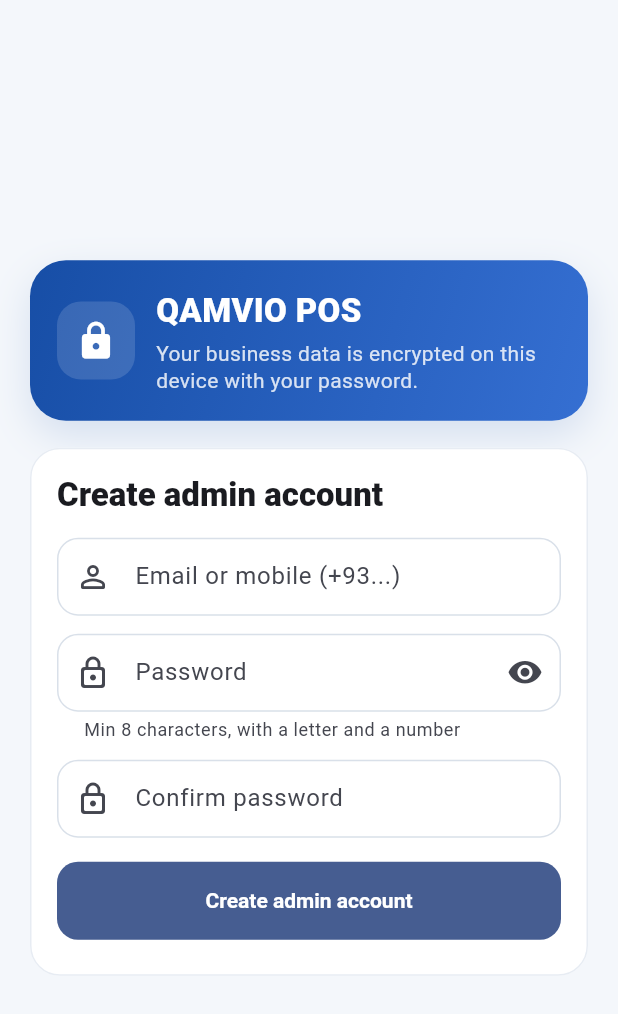
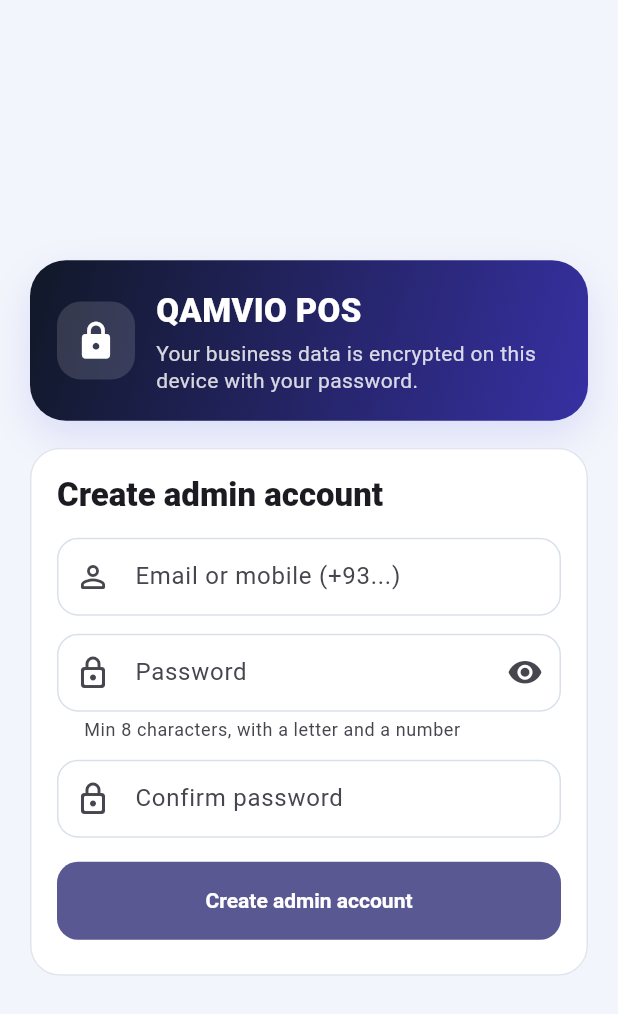
Before and after one commit to faisashahfaisa22-eng/OfflinePOS, a Flutter app: the screen it shows after launch, on a phone screen of 412 x 824 dp. Shown: the top 1014 px of the screen. Run offline on Flutter 3.47's test engine with Material 3 defaults, Android fonts, the light colour scheme and no system bars; our stand-ins replace flutter_secure_storage, shared_preferences, sqflite_sqlcipher, supabase_flutter; missing offline and left inert: cryptography, workmanager; accounts and stored records are empty; statements that could not run were skipped.

Commit message:
Match Flutter palette to v15

```diff
--- a/flutter_app/lib/core/ui/qamvio_ui.dart
+++ b/flutter_app/lib/core/ui/qamvio_ui.dart
@@ -3,11 +3,11 @@
 class QamvioUi {
   QamvioUi._();
 
-  static const brand=Color(0xFF174EA6);
-  static const brandDark=Color(0xFF0F3474);
-  static const success=Color(0xFF17795B);
-  static const warning=Color(0xFFB56A00);
-  static const danger=Color(0xFFB3261E);
+  static const brand=Color(0xFF4F46E5);
+  static const brandDark=Color(0xFF3730A3);
+  static const success=Color(0xFF0D9488);
+  static const warning=Color(0xFFD97706);
+  static const danger=Color(0xFFDC2626);
 
   static const pagePadding=EdgeInsets.fromLTRB(16,12,16,96);
 
@@ -20,12 +20,12 @@
     final scheme=ColorScheme.fromSeed(
       seedColor:brand,
       brightness:Brightness.light,
-      surface:const Color(0xFFF8FAFD),
+      surface:const Color(0xFFFFFFFF),
     );
     return ThemeData(
       useMaterial3:true,
       colorScheme:scheme,
-      scaffoldBackgroundColor:const Color(0xFFF4F7FB),
+      scaffoldBackgroundColor:const Color(0xFFF2F5FB),
       appBarTheme:const AppBarTheme(
         centerTitle:false,
         elevation:0,
@@ -33,7 +33,7 @@
         backgroundColor:Colors.transparent,
         surfaceTintColor:Colors.transparent,
         titleTextStyle:TextStyle(
-          color:Color(0xFF182230),
+          color:Color(0xFF1E2433),
           fontSize:22,
           fontWeight:FontWeight.w800,
         ),
@@ -45,7 +45,7 @@
         surfaceTintColor:Colors.transparent,
         shape:RoundedRectangleBorder(
           borderRadius:BorderRadius.circular(20),
-          side:const BorderSide(color:Color(0xFFE7ECF3)),
+          side:const BorderSide(color:Color(0xFFDFE4EE)),
         ),
       ),
       inputDecorationTheme:InputDecorationTheme(
@@ -53,7 +53,7 @@
         fillColor:Colors.white,
         border:OutlineInputBorder(
           borderRadius:BorderRadius.circular(14),
-          borderSide:const BorderSide(color:Color(0xFFD9E0E9)),
+          borderSide:const BorderSide(color:Color(0xFFDFE4EE)),
         ),
         enabledBorder:OutlineInputBorder(
           borderRadius:BorderRadius.circular(14),
@@ -76,7 +76,7 @@
         style:OutlinedButton.styleFrom(
           minimumSize:const Size(0,52),
           shape:RoundedRectangleBorder(borderRadius:BorderRadius.circular(14)),
-          side:const BorderSide(color:Color(0xFFD3DBE7)),
+          side:const BorderSide(color:Color(0xFFDFE4EE)),
           textStyle:const TextStyle(fontWeight:FontWeight.w700),
         ),
       ),
@@ -86,7 +86,7 @@
         shape:RoundedRectangleBorder(borderRadius:BorderRadius.circular(18)),
       ),
       dividerTheme:const DividerThemeData(
-        color:Color(0xFFE9EDF3),
+        color:Color(0xFFDFE4EE),
         thickness:1,
         space:1,
       ),
@@ -107,6 +107,58 @@
       snackBarTheme:SnackBarThemeData(
         behavior:SnackBarBehavior.floating,
         shape:RoundedRectangleBorder(borderRadius:BorderRadius.circular(14)),
+      ),
+    );
+  }
+
+  static ThemeData darkTheme() {
+    final scheme=ColorScheme.fromSeed(
+      seedColor:const Color(0xFF818CF8),
+      brightness:Brightness.dark,
+      surface:const Color(0xFF111827),
+    );
+    return ThemeData(
+      useMaterial3:true,
+      brightness:Brightness.dark,
+      colorScheme:scheme,
+      scaffoldBackgroundColor:const Color(0xFF0B1220),
+      appBarTheme:const AppBarTheme(
+        elevation:0,
+        scrolledUnderElevation:0,
+        backgroundColor:Colors.transparent,
+        surfaceTintColor:Colors.transparent,
+        foregroundColor:Color(0xFFEEF2FF),
+      ),
+      cardTheme:CardThemeData(
+        elevation:0,
+        margin:EdgeInsets.zero,
+        color:const Color(0xFF111827),
+        surfaceTintColor:Colors.transparent,
+        shape:RoundedRectangleBorder(
+          borderRadius:BorderRadius.circular(16),
+          side:const BorderSide(color:Color(0xFF1F2937)),
+        ),
+      ),
+      inputDecorationTheme:InputDecorationTheme(
+        filled:true,
+        fillColor:const Color(0xFF111827),
+        border:OutlineInputBorder(
+          borderRadius:BorderRadius.circular(10),
+          borderSide:const BorderSide(color:Color(0xFF334155)),
+        ),
+        enabledBorder:OutlineInputBorder(
+          borderRadius:BorderRadius.circular(10),
+          borderSide:const BorderSide(color:Color(0xFF334155)),
+        ),
+        focusedBorder:OutlineInputBorder(
+          borderRadius:BorderRadius.circular(10),
+          borderSide:const BorderSide(color:Color(0xFF818CF8),width:1.5),
+        ),
+      ),
+      dividerTheme:const DividerThemeData(color:Color(0xFF1F2937)),
+      navigationDrawerTheme:const NavigationDrawerThemeData(
+        backgroundColor:Color(0xFF111827),
+        surfaceTintColor:Colors.transparent,
       ),
     );
   }
@@ -131,7 +183,7 @@
     padding:const EdgeInsets.all(18),
     decoration:BoxDecoration(
       gradient:const LinearGradient(
-        colors:[Color(0xFF174EA6),Color(0xFF356FD2)],
+        colors:[Color(0xFF111827),Color(0xFF3730A3)],
         begin:Alignment.topLeft,
         end:Alignment.bottomRight,
       ),
@@ -140,7 +192,7 @@
         BoxShadow(
           blurRadius:22,
           offset:Offset(0,10),
-          color:Color(0x24174EA6),
+          color:Color(0x244F46E5),
         ),
       ],
     ),
```
